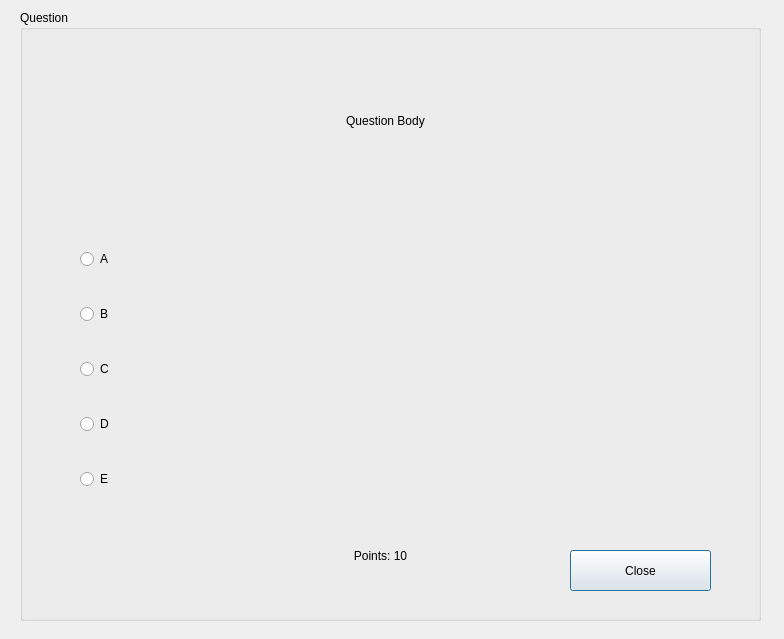
applet199/OOPCourseWorkTwo, file GUI/FiveOptionsQuestionDialog.ui: the form before one commit.
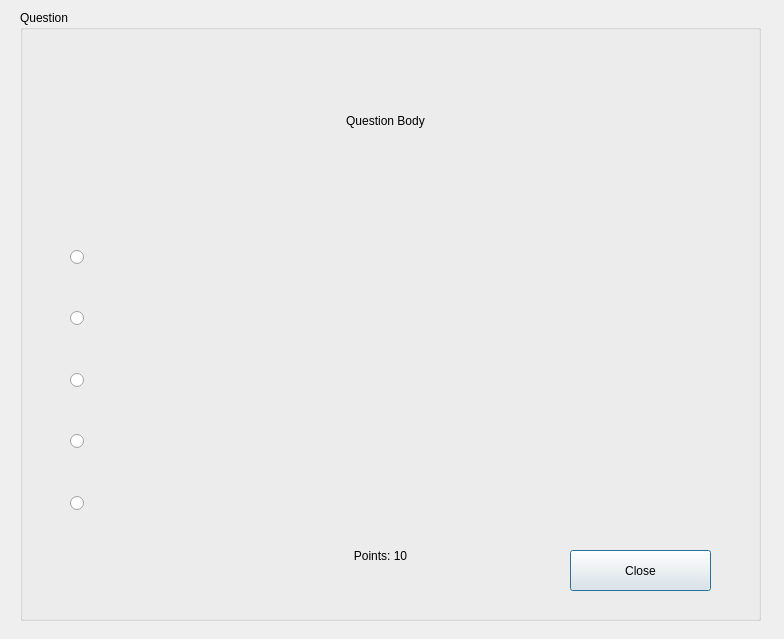
The form after the commit.

```diff
--- a/GUI/FiveOptionsQuestionDialog.ui
+++ b/GUI/FiveOptionsQuestionDialog.ui
@@ -73,50 +73,147 @@
    <widget class="QWidget" name="layoutWidget">
     <property name="geometry">
      <rect>
-      <x>60</x>
-      <y>210</y>
-      <width>601</width>
+      <x>50</x>
+      <y>220</y>
+      <width>641</width>
       <height>301</height>
      </rect>
     </property>
     <layout class="QVBoxLayout" name="verticalLayout">
-     <item alignment="Qt::AlignLeft">
+     <item>
+      <layout class="QHBoxLayout" name="horizontalLayout">
+       <item>
       <widget class="QRadioButton" name="radioButton">
+         <property name="sizePolicy">
+          <sizepolicy hsizetype="Fixed" vsizetype="Fixed">
+           <horstretch>0</horstretch>
+           <verstretch>0</verstretch>
+          </sizepolicy>
+         </property>
        <property name="text">
-        <string>A</string>
+          <string/>
        </property>
       </widget>
      </item>
-     <item alignment="Qt::AlignLeft">
+       <item>
+        <widget class="QLabel" name="label_3">
+         <property name="text">
+          <string/>
+         </property>
+         <property name="wordWrap">
+          <bool>true</bool>
+         </property>
+        </widget>
+       </item>
+      </layout>
+     </item>
+     <item>
+      <layout class="QHBoxLayout" name="horizontalLayout_2">
+       <item>
       <widget class="QRadioButton" name="radioButton_2">
+         <property name="sizePolicy">
+          <sizepolicy hsizetype="Fixed" vsizetype="Fixed">
+           <horstretch>0</horstretch>
+           <verstretch>0</verstretch>
+          </sizepolicy>
+         </property>
        <property name="text">
-        <string>B</string>
+          <string/>
        </property>
       </widget>
      </item>
-     <item alignment="Qt::AlignLeft">
+       <item>
+        <widget class="QLabel" name="label_4">
+         <property name="text">
+          <string/>
+         </property>
+         <property name="wordWrap">
+          <bool>true</bool>
+         </property>
+        </widget>
+       </item>
+      </layout>
+     </item>
+     <item>
+      <layout class="QHBoxLayout" name="horizontalLayout_3">
+       <item>
       <widget class="QRadioButton" name="radioButton_3">
+         <property name="sizePolicy">
+          <sizepolicy hsizetype="Fixed" vsizetype="Fixed">
+           <horstretch>0</horstretch>
+           <verstretch>0</verstretch>
+          </sizepolicy>
+         </property>
        <property name="text">
-        <string>C</string>
+          <string/>
        </property>
       </widget>
      </item>
-     <item alignment="Qt::AlignLeft">
+       <item>
+        <widget class="QLabel" name="label_5">
+         <property name="text">
+          <string/>
+         </property>
+         <property name="wordWrap">
+          <bool>true</bool>
+         </property>
+        </widget>
+       </item>
+      </layout>
+     </item>
+     <item>
+      <layout class="QHBoxLayout" name="horizontalLayout_4">
+       <item>
       <widget class="QRadioButton" name="radioButton_4">
+         <property name="sizePolicy">
+          <sizepolicy hsizetype="Fixed" vsizetype="Fixed">
+           <horstretch>0</horstretch>
+           <verstretch>0</verstretch>
+          </sizepolicy>
+         </property>
        <property name="text">
-        <string>D</string>
+          <string/>
        </property>
       </widget>
      </item>
-     <item alignment="Qt::AlignLeft">
+       <item>
+        <widget class="QLabel" name="label_6">
+         <property name="text">
+          <string/>
+         </property>
+         <property name="wordWrap">
+          <bool>true</bool>
+         </property>
+        </widget>
+       </item>
+      </layout>
+     </item>
+     <item>
+      <layout class="QHBoxLayout" name="horizontalLayout_5">
+       <item>
       <widget class="QRadioButton" name="radioButton_5">
-       <property name="layoutDirection">
-        <enum>Qt::LeftToRight</enum>
+         <property name="sizePolicy">
+          <sizepolicy hsizetype="Fixed" vsizetype="Fixed">
+           <horstretch>0</horstretch>
+           <verstretch>0</verstretch>
+          </sizepolicy>
        </property>
        <property name="text">
-        <string>E</string>
-       </property>
-      </widget>
+          <string/>
+         </property>
+        </widget>
+       </item>
+       <item>
+        <widget class="QLabel" name="label_7">
+         <property name="text">
+          <string/>
+         </property>
+         <property name="wordWrap">
+          <bool>true</bool>
+         </property>
+        </widget>
+       </item>
+      </layout>
      </item>
     </layout>
    </widget>
```
Left out of the diff: 3 changed lines with no effect on the pictures. Lines whose indentation alone changed are shown as unchanged.
